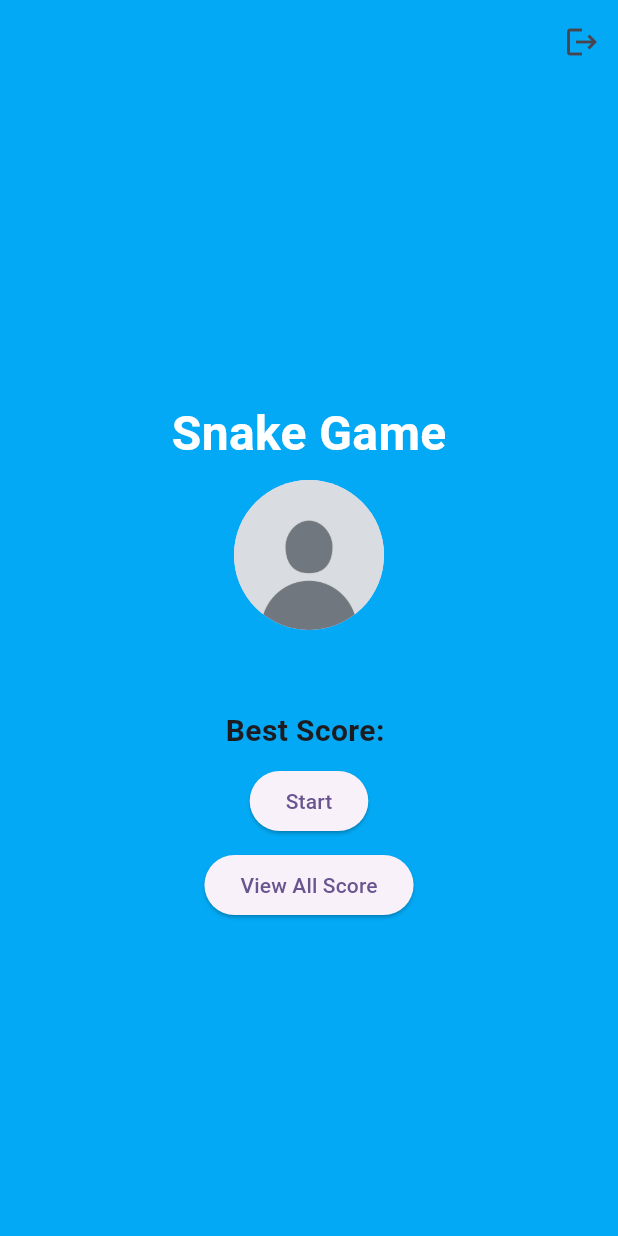
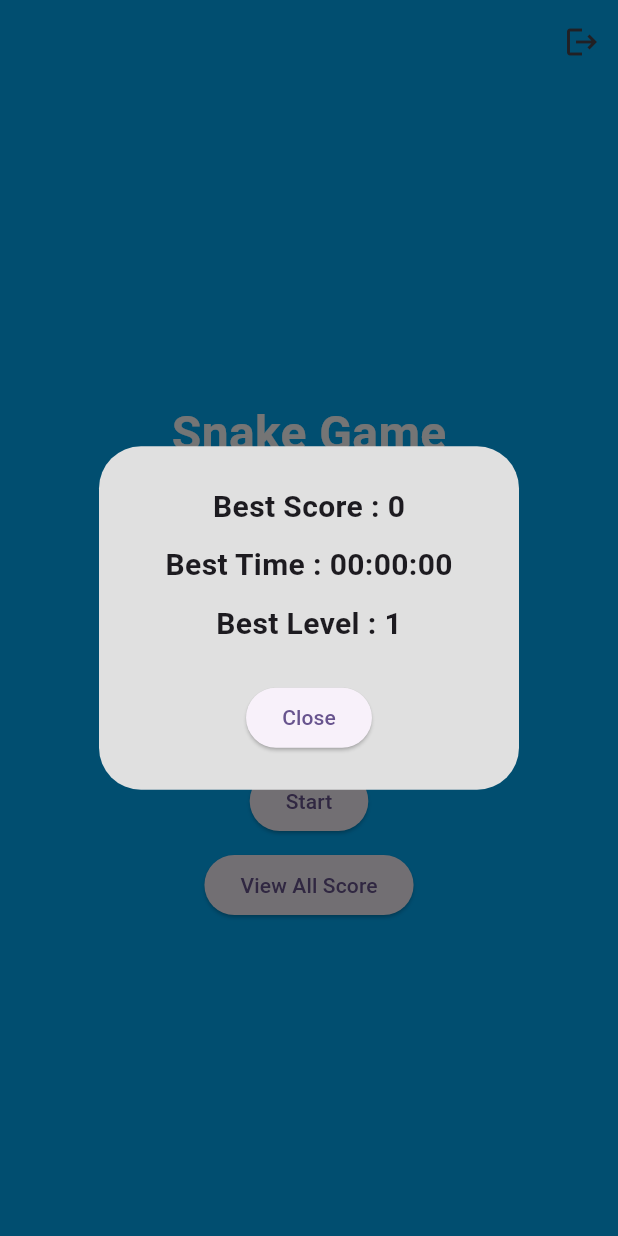
Before and after one commit to BooPassakorn/snake_game, a Flutter app: the HomePage screen opened directly, after a tap on "View All Score", on a phone screen of 412 x 824 dp. Run offline on Flutter 3.47's test engine with Material 3 defaults, Android fonts, the phone set to English and light mode, and no system bars; our stand-ins replace firebase_auth, firebase_core, google_sign_in; accounts and stored records are empty.

Commit message:
Create show_dialog.dart and make ShowAllScore

```diff
--- a/lib/home.dart
+++ b/lib/home.dart
@@ -1,5 +1,6 @@
 import 'package:flutter/material.dart';
 import 'package:snake_game/auth/auth_service.dart';
+import 'package:snake_game/widget/show_dialog.dart';
 
 import 'main.dart';
 
@@ -72,7 +73,7 @@ class HomePage extends StatelessWidget {
             ),
             SizedBox(height: 8),
             ElevatedButton(
-              onPressed: () => (),
+              onPressed: () => ShowAllScore.showAllScore(context),
               child: const Text("View All Score"),
             ),
           ],
--- /dev/null
+++ b/lib/widget/show_dialog.dart
@@ -0,0 +1,34 @@
+import 'package:flutter/material.dart';
+
+class ShowAllScore {
+  static void showAllScore(BuildContext context) {
+    showDialog(
+      context: context,
+      builder: (BuildContext context) {
+        return AlertDialog(
+          backgroundColor: Colors.grey.shade300,
+          content: Column(
+            mainAxisSize: MainAxisSize.min,
+            children: [
+              SizedBox(height: 10),
+              Text("Best Score : 0", style: TextStyle(fontSize: 20, fontWeight: FontWeight.bold)),
+              SizedBox(height: 10),
+              Text("Best Time : 00:00:00", style: TextStyle(fontSize: 20, fontWeight: FontWeight.bold)),
+              SizedBox(height: 10),
+              Text("Best Level : 1", style: TextStyle(fontSize: 20, fontWeight: FontWeight.bold)),
+            ],
+          ),
+          actionsAlignment: MainAxisAlignment.center,
+          actions: [
+            ElevatedButton(
+              onPressed: () {
+                Navigator.of(context).pop();
+              },
+              child: const Text("Close"),
+            ),
+          ],
+        );
+      },
+    );
+  }
+}
```
Also changed, not shown: lib/level/level_one.dart (added, +10 -0 lines).
